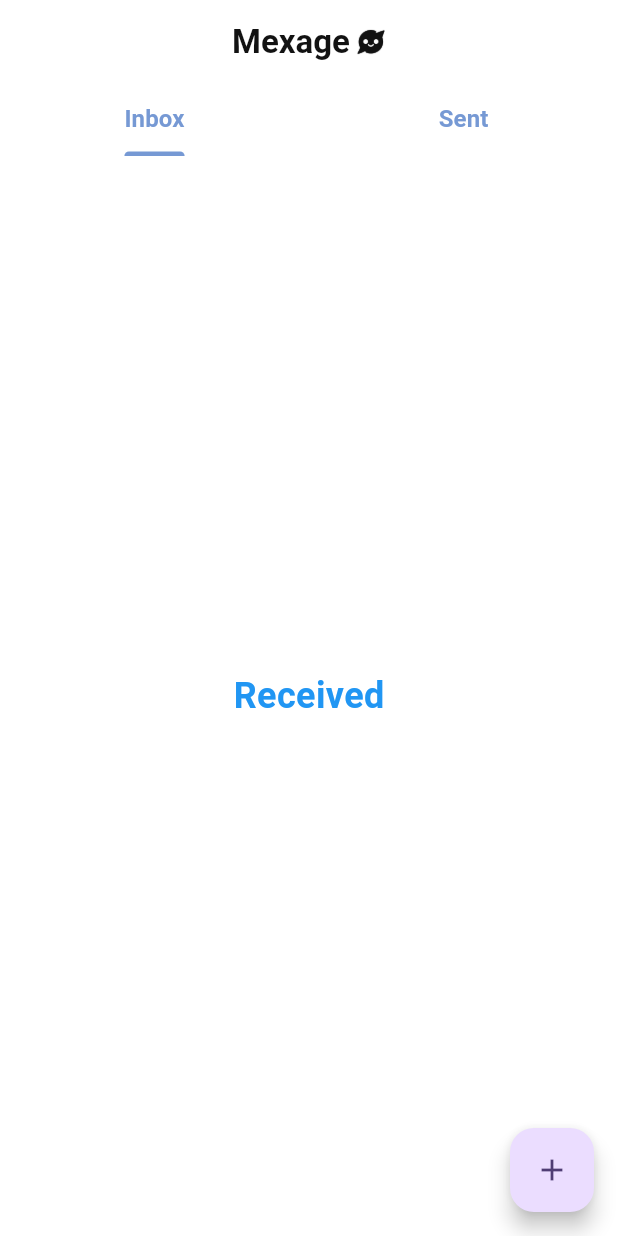
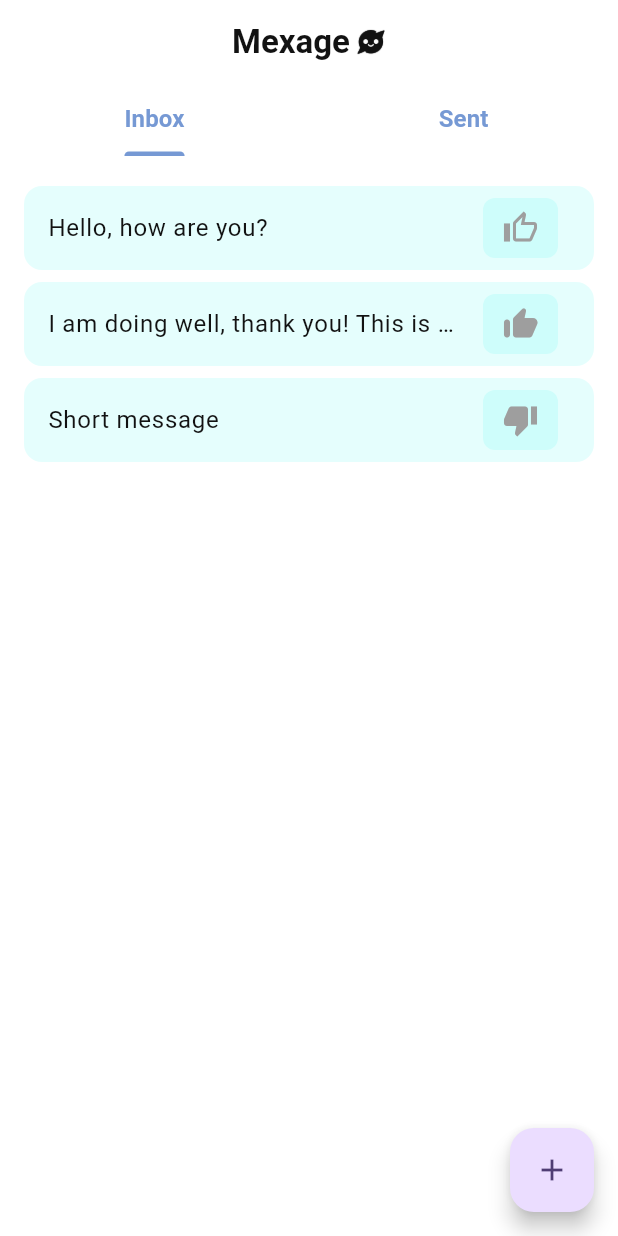
Before and after one commit to AndreaDeBlasio95/mexage, a Flutter app: the screen it shows after launch, after a tap on the "add" icon, on a phone screen of 412 x 824 dp. Run offline on Flutter 3.47's test engine with Material 3 defaults, Android fonts, the phone set to English and light mode, and no system bars.

Commit message:
trying custom card

```diff
--- /dev/null
+++ b/lib/custom_widgets/message_received.dart
@@ -0,0 +1,58 @@
+import 'package:flutter/material.dart';
+import 'package:provider/provider.dart';
+import '../models/message_model.dart';
+import '../theme/custom_themes.dart';
+
+class MessageCard extends StatelessWidget {
+  final Message message;
+
+  const MessageCard({Key? key, required this.message}) : super(key: key);
+
+  @override
+  Widget build(BuildContext context) {
+    final themeProvider = Provider.of<CustomThemes>(context, listen: false);
+
+    return Card(
+      elevation: 0,
+      color: themeProvider.cCardMessageInbox,
+      margin: EdgeInsets.symmetric(vertical: 4, horizontal: 16),
+      child: ListTile(
+        title: Text(message.content,
+            style: themeProvider.tTextNormal, overflow: TextOverflow.ellipsis),
+        trailing: Container(
+          padding: EdgeInsets.all(8),
+          margin: EdgeInsets.only(top: 8, bottom: 8),
+          decoration: BoxDecoration(
+            color: themeProvider.cCardMessageInbox,
+            borderRadius: BorderRadius.circular(8),
+          ),
+          width: 50,
+          height: 50,
+          child: Row(
+            mainAxisAlignment: MainAxisAlignment.spaceEvenly,
+            children: [
+              _buildTrailingWidget(),
+            ],
+          ),
+        ),
+        onTap: () {
+          // Handle tapping on the message card
+          // For example, navigate to a detailed view
+        },
+      ),
+    );
+  }
+
+  Widget _buildTrailingWidget() {
+    if (message.thumbUp == 0) {
+      return Icon(Icons.thumb_up_alt_outlined, color: Colors.grey.shade500);
+    }
+    if (message.thumbUp == 1) {
+      return Icon(Icons.thumb_up_alt_rounded, color: Colors.grey.shade500);
+    }
+    if (message.thumbUp == 2) {
+      return Icon(Icons.thumb_down, color: Colors.grey.shade500);
+    }
+    return const SizedBox();
+  }
+}
--- /dev/null
+++ b/lib/models/message_model.dart
@@ -0,0 +1,35 @@
+class Message {
+  String id;
+  String content;
+  int rank;
+  bool ranked;
+  int thumbUp = 0;
+
+  Message({
+    required this.id,
+    required this.content,
+    required this.rank,
+    required this.ranked,
+    this.thumbUp = 0,
+  });
+
+  factory Message.fromJson(Map<String, dynamic> json) {
+    return Message(
+      id: json['id'] as String,
+      content: json['content'] as String,
+      rank: json['rank'] as int,
+      ranked: json['ranked'] as bool,
+      thumbUp: json['thumbUp'] as int,
+    );
+  }
+
+  Map<String, dynamic> toJson() {
+    return {
+      'id': id,
+      'content': content,
+      'rank': rank,
+      'ranked': ranked,
+      'thumbUp': thumbUp,
+    };
+  }
+}
--- a/lib/theme/custom_themes.dart
+++ b/lib/theme/custom_themes.dart
@@ -12,7 +12,9 @@ class CustomThemes with ChangeNotifier {
   Color cTextTitle = Colors.black;
   Color cTextBold = Colors.black;
   Color cTextNormal = Colors.black;
+  Color cTextSmall = Colors.black;
   Color cTextTabBar = Colors.black;
+  Color cCardMessageInbox = Colors.black;
 
   // --- TEXT STYLES ---
   TextStyle tTextAppBar = const TextStyle(
@@ -23,7 +25,12 @@ class CustomThemes with ChangeNotifier {
   TextStyle tTextNormal = const TextStyle(
     color: Colors.black,
     fontWeight: FontWeight.normal,
-    fontSize: 18,
+    fontSize: 16,
+  );
+  TextStyle tTextSmall = const TextStyle(
+    color: Colors.black,
+    fontWeight: FontWeight.normal,
+    fontSize: 10,
   );
   TextStyle tTextBold = const TextStyle(
     color: Colors.black,
@@ -42,21 +49,25 @@ class CustomThemes with ChangeNotifier {
   void setTheme(int value) {
     _theme = value;
     if (value == 0) {
-      // light
+      // --- LIGHT ---
       cBackGround = Colors.white;
       cTextAppBar = const Color(0xFF121212);
       cTextTitle = Colors.blue;
       cTextBold = Colors.blue;
       cTextNormal = const Color(0xFF121212);
+      cTextSmall = Colors.grey.shade600;
       cTextTabBar = const Color(0xFF7699D4); // vista blue
+      cCardMessageInbox = const Color(0xFF03F7EB).withOpacity(0.1); // light grey
     } else if (value == 1) {
-      // dark
+      // --- DARK ---
       cBackGround = const Color(0xFF121212);
       cTextAppBar = Colors.white;
       cTextTitle = Colors.white;
       cTextBold = Colors.white;
       cTextNormal = Colors.white;
+      cTextSmall = Colors.grey.shade400;
       cTextTabBar = const Color(0xFF90FCF9); // ice blue
+      cCardMessageInbox = const Color(0xFF1F1F1F); // dark grey
     }
     setTextStyles(value);
     notifyListeners();
@@ -72,7 +83,12 @@ class CustomThemes with ChangeNotifier {
     tTextNormal = TextStyle(
       color: cTextNormal,
       fontWeight: FontWeight.normal,
-      fontSize: 18,
+      fontSize: 16,
+    );
+    tTextSmall = TextStyle(
+      color: cTextSmall,
+      fontWeight: FontWeight.w600,
+      fontSize: 10,
     );
     tTextBold = TextStyle(
       color: cTextBold,
--- a/lib/views/home_view.dart
+++ b/lib/views/home_view.dart
@@ -1,6 +1,9 @@
 import 'package:flutter/material.dart';
 import 'package:mexage/theme/custom_themes.dart';
 import 'package:provider/provider.dart';
+
+import '../models/message_model.dart';
+import 'inbox_view.dart';
 
 class HomeView extends StatefulWidget {
   @override
@@ -56,14 +59,16 @@ class _HomeViewState extends State<HomeView> {
                   style: themeProvider.tTextAppBar,
                 ),
                 const SizedBox(width: 4),
-                themeColorSelected == 1 ? SizedBox(
+                themeColorSelected == 1
+                    ? SizedBox(
                         height: 20,
                         width: 20,
                         child: Image.asset(
                           'images/icon-mexage-white.png',
                           fit: BoxFit.fitHeight,
                         ),
-                ) : SizedBox(
+                      )
+                    : SizedBox(
                         height: 20,
                         width: 20,
                         child: Image.asset(
@@ -98,7 +103,31 @@ class _HomeViewState extends State<HomeView> {
             child: TabBarView(
               children: [
                 // The views for each tab.
-                Center(child: Text('Received', style: themeProvider.tTextBold)),
+                InboxView(
+                  messages: [
+                    Message(
+                      id: "1",
+                      content: 'Hello, how are you?',
+                      rank: 1,
+                      ranked: false,
+                      thumbUp: 0,
+                    ),
+                    Message(
+                      id: "2",
+                      content: 'I am doing well, thank you! This is a long message',
+                      rank: 2,
+                      ranked: true,
+                      thumbUp: 1,
+                    ),
+                    Message(
+                      id: "3",
+                      content: 'Short message',
+                      rank: 2,
+                      ranked: true,
+                      thumbUp: 2,
+                    ),
+                  ],
+                ),
                 Center(child: Text('Sent', style: themeProvider.tTextBold)),
               ],
             ),
@@ -116,7 +145,6 @@ class _HomeViewState extends State<HomeView> {
           ),
         ),
       ),
-
     );
   }
 }
--- /dev/null
+++ b/lib/views/inbox_view.dart
@@ -0,0 +1,22 @@
+import 'package:flutter/material.dart';
+import 'package:mexage/custom_widgets/message_received.dart';
+import '../models/message_model.dart';
+
+class InboxView extends StatelessWidget {
+  final List<Message> messages;
+
+  const InboxView({Key? key, required this.messages}) : super(key: key);
+
+  @override
+  Widget build(BuildContext context) {
+    return Container(
+      margin: const EdgeInsets.only(top: 16),
+      child: ListView.builder(
+        itemCount: messages.length,
+        itemBuilder: (BuildContext context, int index) {
+          return MessageCard(message: messages[index]);
+        },
+      ),
+    );
+  }
+}
```
Also changed, not shown: lib/main.dart (+3 -7 lines). Lines whose indentation alone changed are shown as unchanged.
